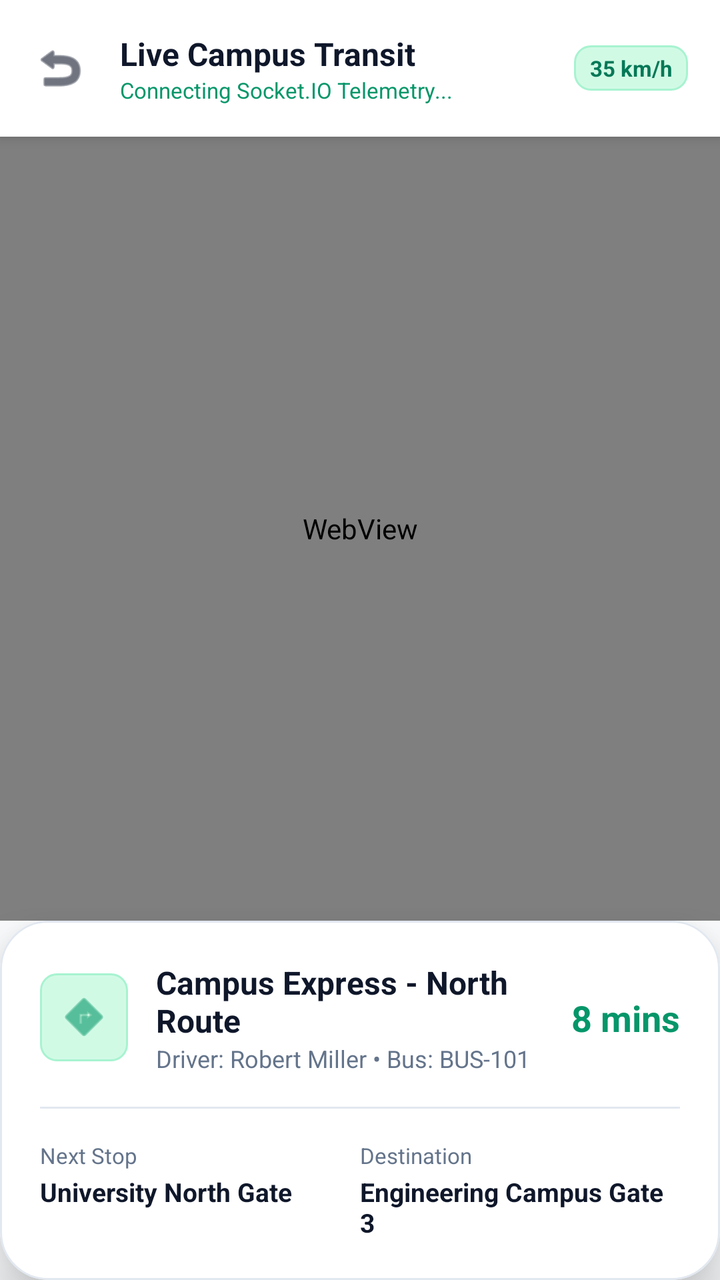
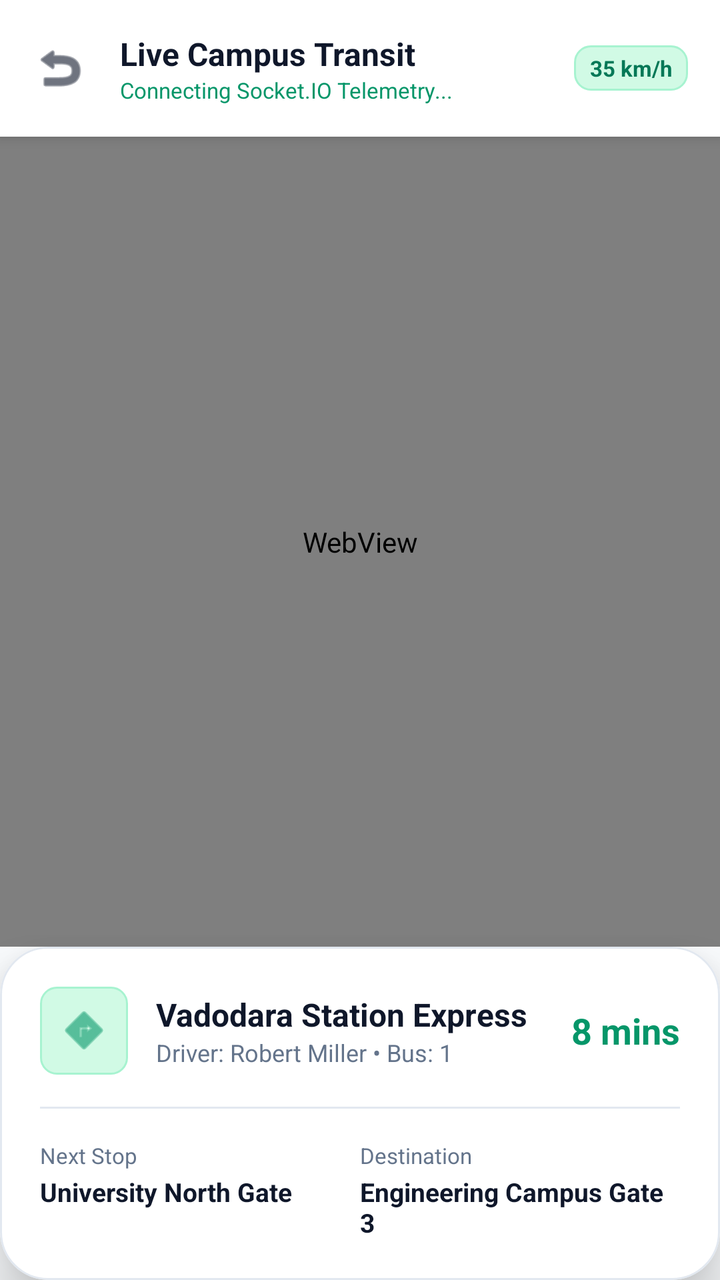

Two renders of the same Android screen: before a commit and after it. Below are the layout's source before the change and the commit's diff.
<!-- AndroidManifest.xml: application theme Theme.UniTrack -->
<!-- res/layout/activity_live_bus.xml -->
<?xml version="1.0" encoding="utf-8"?>
<androidx.constraintlayout.widget.ConstraintLayout xmlns:android="http://schemas.android.com/apk/res/android"
    xmlns:app="http://schemas.android.com/apk/res-auto"
    android:layout_width="match_parent"
    android:layout_height="match_parent"
    android:background="@color/background">

    
    <LinearLayout
        android:id="@+id/topBar"
        android:layout_width="match_parent"
        android:layout_height="wrap_content"
        android:background="@color/white"
        android:elevation="4dp"
        android:gravity="center_vertical"
        android:orientation="horizontal"
        android:padding="16dp"
        app:layout_constraintTop_toTopOf="parent">

        <ImageView
            android:id="@+id/btnBack"
            android:layout_width="28dp"
            android:layout_height="28dp"
            android:clickable="true"
            android:focusable="true"
            android:src="@android:drawable/ic_menu_revert"
            app:tint="@color/text_primary" />

        <LinearLayout
            android:layout_width="0dp"
            android:layout_height="wrap_content"
            android:layout_marginStart="16dp"
            android:layout_weight="1"
            android:orientation="vertical">

            <TextView
                android:id="@+id/tvBusTitle"
                android:layout_width="wrap_content"
                android:layout_height="wrap_content"
                android:text="Live Campus Transit"
                android:textColor="@color/text_primary"
                android:textSize="16sp"
                android:textStyle="bold" />

            <TextView
                android:id="@+id/tvLiveStatus"
                android:layout_width="wrap_content"
                android:layout_height="wrap_content"
                android:text="Connecting Socket.IO Telemetry..."
                android:textColor="@color/primary"
                android:textSize="11sp" />
        </LinearLayout>

        <TextView
            android:id="@+id/tvSpeedBadge"
            android:layout_width="wrap_content"
            android:layout_height="wrap_content"
            android:background="@drawable/bg_badge_emerald"
            android:paddingStart="8dp"
            android:paddingTop="4dp"
            android:paddingEnd="8dp"
            android:paddingBottom="4dp"
            android:text="35 km/h"
            android:textColor="@color/primary_dark"
            android:textSize="11sp"
            android:textStyle="bold" />

    </LinearLayout>

    
    <FrameLayout
        android:id="@+id/mapContainer"
        android:layout_width="match_parent"
        android:layout_height="0dp"
        app:layout_constraintBottom_toTopOf="@id/bottomSheetCard"
        app:layout_constraintTop_toBottomOf="@id/topBar">

        <WebView
            android:id="@+id/mapWebView"
            android:layout_width="match_parent"
            android:layout_height="match_parent" />

        
        <LinearLayout
            android:id="@+id/telemetryOverlay"
            android:layout_width="match_parent"
            android:layout_height="match_parent"
            android:background="#E2E8F0"
            android:gravity="center"
            android:orientation="vertical"
            android:padding="24dp"
            android:visibility="gone">

            <ImageView
                android:layout_width="64dp"
                android:layout_height="64dp"
                android:src="@android:drawable/ic_menu_compass"
                app:tint="@color/primary" />

            <TextView
                android:id="@+id/tvCoordinates"
                android:layout_width="wrap_content"
                android:layout_height="wrap_content"
                android:layout_marginTop="12dp"
                android:fontFamily="monospace"
                android:text="GPS: 22.2887° N, 73.3634° E"
                android:textColor="@color/text_primary"
                android:textSize="13sp"
                android:textStyle="bold" />

            <TextView
                android:layout_width="wrap_content"
                android:layout_height="wrap_content"
                android:layout_marginTop="4dp"
                android:text="Campus Depot Standby • Real-time Active"
                android:textColor="@color/primary"
                android:textSize="12sp" />
        </LinearLayout>

    </FrameLayout>

    
    <com.google.android.material.card.MaterialCardView
        android:id="@+id/bottomSheetCard"
        style="@style/Widget.UniTrack.Card"
        android:layout_width="match_parent"
        android:layout_height="wrap_content"
        app:cardCornerRadius="24dp"
        app:cardElevation="16dp"
        app:layout_constraintBottom_toBottomOf="parent">

        <LinearLayout
            android:layout_width="match_parent"
            android:layout_height="wrap_content"
            android:orientation="vertical"
            android:padding="20dp">

            <LinearLayout
                android:layout_width="match_parent"
                android:layout_height="wrap_content"
                android:gravity="center_vertical"
                android:orientation="horizontal">

                <ImageView
                    android:layout_width="44dp"
                    android:layout_height="44dp"
                    android:background="@drawable/bg_badge_emerald"
                    android:padding="8dp"
                    android:src="@android:drawable/ic_menu_directions"
                    app:tint="@color/primary" />

                <LinearLayout
                    android:layout_width="0dp"
                    android:layout_height="wrap_content"
                    android:layout_marginStart="14dp"
                    android:layout_weight="1"
                    android:orientation="vertical">

                    <TextView
                        android:id="@+id/tvRouteName"
                        android:layout_width="wrap_content"
                        android:layout_height="wrap_content"
                        android:text="Campus Express - North Route"
                        android:textColor="@color/text_primary"
                        android:textSize="16sp"
                        android:textStyle="bold" />

                    <TextView
                        android:id="@+id/tvDriverInfo"
                        android:layout_width="wrap_content"
                        android:layout_height="wrap_content"
                        android:text="Driver: Robert Miller • Bus: BUS-101"
                        android:textColor="@color/text_secondary"
                        android:textSize="12sp" />
                </LinearLayout>

                <TextView
                    android:id="@+id/tvEta"
                    android:layout_width="wrap_content"
                    android:layout_height="wrap_content"
                    android:text="8 mins"
                    android:textColor="@color/primary"
                    android:textSize="18sp"
                    android:textStyle="bold" />
            </LinearLayout>

            <View
                android:layout_width="match_parent"
                android:layout_height="1dp"
                android:layout_marginTop="16dp"
                android:layout_marginBottom="16dp"
                android:background="@color/divider" />

            <LinearLayout
                android:layout_width="match_parent"
                android:layout_height="wrap_content"
                android:orientation="horizontal">

                <LinearLayout
                    android:layout_width="0dp"
                    android:layout_height="wrap_content"
                    android:layout_weight="1"
                    android:orientation="vertical">

                    <TextView
                        android:layout_width="wrap_content"
                        android:layout_height="wrap_content"
                        android:text="Next Stop"
                        android:textColor="@color/text_secondary"
                        android:textSize="11sp" />

                    <TextView
                        android:id="@+id/tvNextStop"
                        android:layout_width="wrap_content"
                        android:layout_height="wrap_content"
                        android:layout_marginTop="2dp"
                        android:text="University North Gate"
                        android:textColor="@color/text_primary"
                        android:textSize="13sp"
                        android:textStyle="bold" />
                </LinearLayout>

                <LinearLayout
                    android:layout_width="0dp"
                    android:layout_height="wrap_content"
                    android:layout_weight="1"
                    android:orientation="vertical">

                    <TextView
                        android:layout_width="wrap_content"
                        android:layout_height="wrap_content"
                        android:text="Destination"
                        android:textColor="@color/text_secondary"
                        android:textSize="11sp" />

                    <TextView
                        android:id="@+id/tvTerminus"
                        android:layout_width="wrap_content"
                        android:layout_height="wrap_content"
                        android:layout_marginTop="2dp"
                        android:text="Engineering Campus Gate 3"
                        android:textColor="@color/text_primary"
                        android:textSize="13sp"
                        android:textStyle="bold" />
                </LinearLayout>
            </LinearLayout>

        </LinearLayout>
    </com.google.android.material.card.MaterialCardView>

</androidx.constraintlayout.widget.ConstraintLayout>
<!-- resources referenced by this layout -->
<resources>
  <color name="background">#F8FAFC</color>
  <color name="divider">#E2E8F0</color>
  <color name="primary">#059669</color>
  <color name="primary_dark">#047857</color>
  <color name="text_primary">#0F172A</color>
  <color name="text_secondary">#64748B</color>
  <color name="white">#FFFFFF</color>
  <!-- drawable bg_badge_emerald (drawable) -->
  <?xml version="1.0" encoding="utf-8"?>
  <shape xmlns:android="http://schemas.android.com/apk/res/android"
      android:shape="rectangle">
      <corners android:radius="8dp" />
      <solid android:color="#D1FAE5" />
      <stroke android:width="1dp" android:color="#A7F3D0" />
  </shape>
  <style name="Widget.UniTrack.Card" parent="Widget.MaterialComponents.CardView">
          <item name="cardCornerRadius">20dp</item>
          <item name="cardElevation">2dp</item>
          <item name="cardBackgroundColor">@color/card_background</item>
          <item name="strokeColor">@color/border</item>
          <item name="strokeWidth">1dp</item>
      </style>
  <style name="Theme.UniTrack" parent="Theme.MaterialComponents.DayNight.NoActionBar">
          
          <item name="colorPrimary">@color/primary</item>
          <item name="colorPrimaryVariant">@color/primary_dark</item>
          <item name="colorOnPrimary">@color/pure_white</item>
          
          <item name="colorSecondary">@color/secondary</item>
          <item name="colorSecondaryVariant">@color/secondary_light</item>
          <item name="colorOnSecondary">@color/pure_white</item>
          
          <item name="android:statusBarColor">@color/surface</item>
          <item name="android:windowLightStatusBar">true</item>
          <item name="android:windowBackground">@color/background</item>
          <item name="colorSurface">@color/surface</item>
          <item name="colorOnSurface">@color/text_primary</item>
  
          
          <item name="android:textColor">@color/text_primary</item>
          <item name="android:textColorPrimary">@color/text_primary</item>
          <item name="android:textColorSecondary">@color/text_secondary</item>
          <item name="android:textColorHint">@color/input_hint</item>
          <item name="android:editTextColor">@color/input_text</item>
  
          
          <item name="textInputStyle">@style/Widget.UniTrack.TextInputLayout</item>
          <item name="editTextStyle">@style/Widget.UniTrack.EditText</item>
      </style>
  <color name="card_background">#FFFFFF</color>
  <color name="border">#E2E8F0</color>
  <color name="pure_white">#FFFFFF</color>
  <color name="secondary">#0F172A</color>
  <color name="secondary_light">#1E293B</color>
  <color name="surface">#FFFFFF</color>
  <color name="input_hint">#64748B</color>
  <color name="input_text">#0F172A</color>
  <style name="Widget.UniTrack.TextInputLayout" parent="Widget.MaterialComponents.TextInputLayout.OutlinedBox">
          <item name="boxStrokeColor">@color/primary</item>
          <item name="hintTextColor">@color/primary</item>
          <item name="android:textColorHint">@color/input_hint</item>
          <item name="boxBackgroundColor">@color/input_background</item>
          <item name="boxCornerRadiusTopStart">12dp</item>
          <item name="boxCornerRadiusTopEnd">12dp</item>
          <item name="boxCornerRadiusBottomStart">12dp</item>
          <item name="boxCornerRadiusBottomEnd">12dp</item>
      </style>
  <style name="Widget.UniTrack.EditText" parent="Widget.MaterialComponents.TextInputEditText.OutlinedBox">
          <item name="android:textColor">@color/input_text</item>
          <item name="android:textColorHint">@color/input_hint</item>
          <item name="android:textSize">14sp</item>
      </style>
  <color name="input_background">#FFFFFF</color>
</resources>

<!-- the commit's change to res/layout/activity_live_bus.xml (unified diff, before → after) -->
@@ -160,7 +160,7 @@
                         android:id="@+id/tvRouteName"
                         android:layout_width="wrap_content"
                         android:layout_height="wrap_content"
-                        android:text="Campus Express - North Route"
+                        android:text="Vadodara Station Express"
                         android:textColor="@color/text_primary"
                         android:textSize="16sp"
                         android:textStyle="bold" />
@@ -169,7 +169,7 @@
                         android:id="@+id/tvDriverInfo"
                         android:layout_width="wrap_content"
                         android:layout_height="wrap_content"
-                        android:text="Driver: Robert Miller • Bus: BUS-101"
+                        android:text="Driver: Robert Miller • Bus: 1"
                         android:textColor="@color/text_secondary"
                         android:textSize="12sp" />
                 </LinearLayout>
